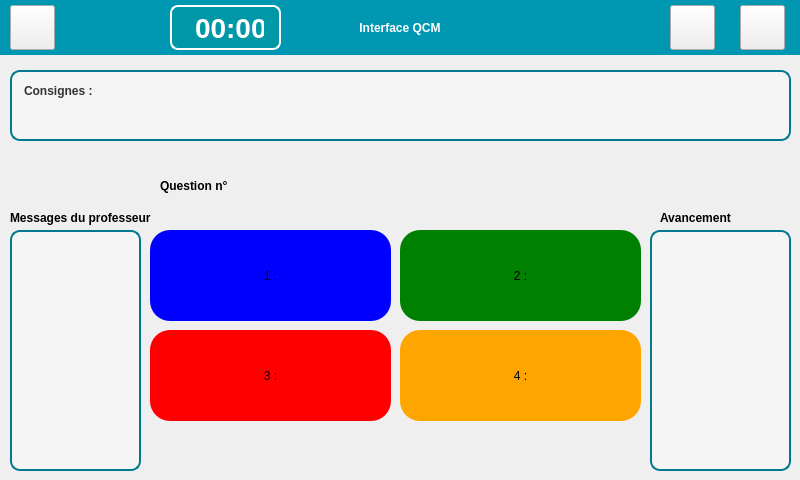
This is InterfaceEleve/interfaceqcm.ui in Sam-Depardieu/Labo-de-langue as Qt 5 draws it before an edit. The edited form follows.
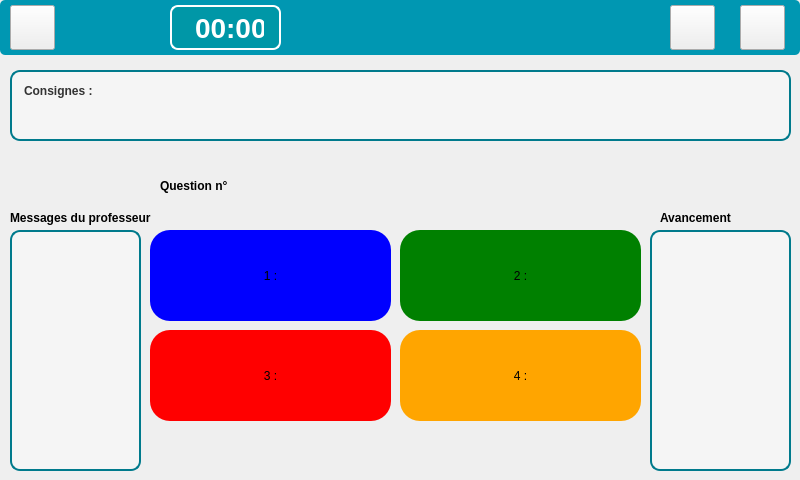
This is the edited form. Icons and pictures are not drawn.

Commit message: Remplacement Button -> Label

Diff of the .ui file:
```diff
--- a/InterfaceEleve/interfaceqcm.ui
+++ b/InterfaceEleve/interfaceqcm.ui
@@ -61,27 +61,6 @@
     <string/>
    </property>
   </widget>
-  <widget class="QPushButton" name="pushButton">
-   <property name="geometry">
-    <rect>
-     <x>0</x>
-     <y>0</y>
-     <width>800</width>
-     <height>55</height>
-    </rect>
-   </property>
-   <property name="styleSheet">
-    <string notr="true">QPushButton {
-    background-color: rgb(0, 151, 178); /* Fond bleu */
-    color: white; /* Texte en blanc */
-    border: none; /* Enlever le contour si nécessaire */
-    font-weight: bold; /* Optionnel : texte en gras */
-}</string>
-   </property>
-   <property name="text">
-    <string>Interface QCM</string>
-   </property>
-  </widget>
   <widget class="QLabel" name="labelQuestion">
    <property name="geometry">
     <rect>
@@ -362,7 +341,27 @@
 color: #333;</string>
    </property>
   </widget>
-  <zorder>pushButton</zorder>
+  <widget class="QLabel" name="label_3">
+   <property name="geometry">
+    <rect>
+     <x>0</x>
+     <y>0</y>
+     <width>800</width>
+     <height>55</height>
+    </rect>
+   </property>
+   <property name="styleSheet">
+    <string notr="true">background-color: rgb(0, 151, 178); /* Fond bleu */
+    color: white; /* Texte en blanc */
+    border: none; /* Enlever le contour si nécessaire */
+    border-radius: 5px; /* Optionnel : coins arrondis */
+    font-weight: bold; /* Optionnel : texte en gras */</string>
+   </property>
+   <property name="text">
+    <string/>
+   </property>
+  </widget>
+  <zorder>label_3</zorder>
   <zorder>pushButtonQuestionSuivante</zorder>
   <zorder>pushButtonQuestionPrecedente</zorder>
   <zorder>labelQuestion</zorder>
```
The commit also changes 23 other files.
